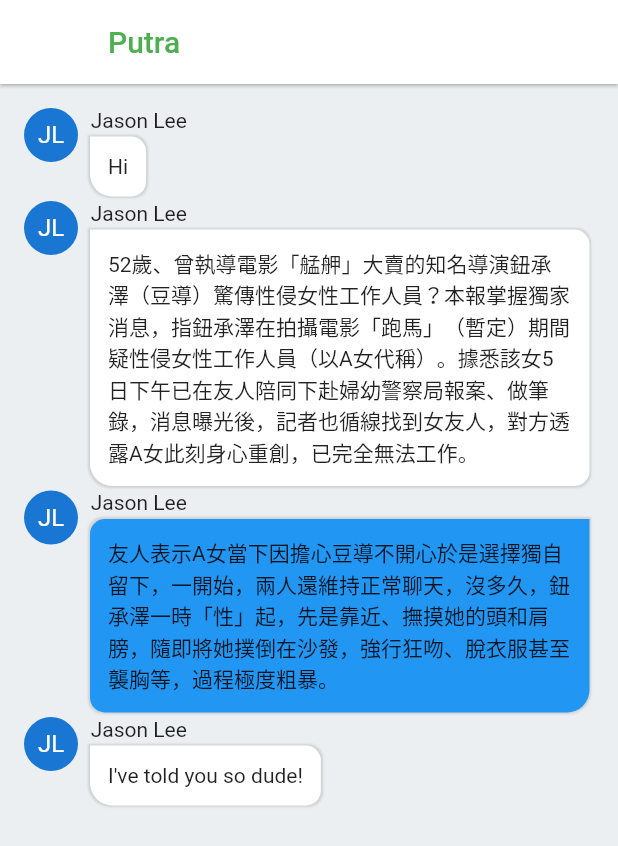
After one commit to 0x5487/learning-flutter, a Flutter app: the BubblePage screen opened by its route, on a phone screen of 412 x 824 dp. The commit adds this screen. Shown: the top 846 px of the screen. Run offline on Flutter 3.47's test engine with Material 2 defaults, Android fonts, the phone set to English and light mode, and no system bars; generated files the repository leaves out were written again.

Commit message:
first draft of bubble.dart

```diff
--- a/lib/main.dart
+++ b/lib/main.dart
@@ -1,9 +1,15 @@
 import 'package:flutter/material.dart';
+import 'package:learning_flutter/pages/bubble.dart';
 import 'package:learning_flutter/pages/login.dart';
 import 'package:learning_flutter/pages/home.dart';
 import 'package:learning_flutter/wakanda/manager.dart';
+import 'package:flutter/rendering.dart';
 
-void main() => runApp(MyApp());
+void main() {
+  debugPaintSizeEnabled = true;
+  runApp(MyApp());
+}
+
 WakandaManager _wakandaManager = WakandaManager();
 
 class MyApp extends StatelessWidget {
@@ -46,6 +52,7 @@ class MyApp extends StatelessWidget {
       routes: {
         '/': (context) => LoginPage(),
         '/home': (context) => HomePage(),
+        '/bubble': (context) => BubblePage(),
       },
     );
   }
--- /dev/null
+++ b/lib/pages/bubble.dart
@@ -0,0 +1,53 @@
+import 'package:flutter/material.dart';
+import 'package:learning_flutter/widgets/bubble.dart';
+
+class BubblePage extends StatelessWidget {
+  @override
+  Widget build(BuildContext context) {
+    return Scaffold(
+      backgroundColor: Colors.blueGrey.shade50,
+      appBar: AppBar(
+        backgroundColor: Colors.white,
+        elevation: .9,
+        title: Text(
+          'Putra',
+          style: TextStyle(color: Colors.green),
+        ),
+      ),
+      body: Padding(
+        padding: EdgeInsets.all(16.0),
+        child: Column(
+          crossAxisAlignment: CrossAxisAlignment.stretch,
+          children: <Widget>[
+            Bubble(
+              message: 'Hi',
+              time: '12:00',
+              delivered: true,
+              isMe: false,
+            ),
+            Bubble(
+              message:
+                  '52歲、曾執導電影「艋舺」大賣的知名導演鈕承澤（豆導）驚傳性侵女性工作人員？本報掌握獨家消息，指鈕承澤在拍攝電影「跑馬」（暫定）期間疑性侵女性工作人員（以A女代稱）。據悉該女5日下午已在友人陪同下赴婦幼警察局報案、做筆錄，消息曝光後，記者也循線找到女友人，對方透露A女此刻身心重創，已完全無法工作。',
+              time: '12:01',
+              delivered: true,
+              isMe: false,
+            ),
+            Bubble(
+              message:
+                  '友人表示A女當下因擔心豆導不開心於是選擇獨自留下，一開始，兩人還維持正常聊天，沒多久，鈕承澤一時「性」起，先是靠近、撫摸她的頭和肩膀，隨即將她撲倒在沙發，強行狂吻、脫衣服甚至襲胸等，過程極度粗暴。',
+              time: '12:00',
+              delivered: true,
+              isMe: true,
+            ),
+            Bubble(
+              message: 'I\'ve told you so dude!',
+              time: '12:00',
+              delivered: true,
+              isMe: false,
+            ),
+          ],
+        ),
+      ),
+    );
+  }
+}
--- /dev/null
+++ b/lib/widgets/bubble.dart
@@ -0,0 +1,62 @@
+import 'package:flutter/material.dart';
+
+class Bubble extends StatelessWidget {
+  Bubble({this.message, this.time, this.delivered, this.isMe});
+  final String message, time;
+  final delivered, isMe;
+  @override
+  Widget build(BuildContext context) {
+    final bg = isMe ? Colors.blue : Colors.white;
+    final align = isMe ? CrossAxisAlignment.start : CrossAxisAlignment.end;
+    final icon = delivered ? Icons.done_all : Icons.done;
+    final radius = isMe
+        ? BorderRadius.only(
+            topLeft: Radius.circular(10.0),
+            bottomLeft: Radius.circular(10.0),
+            bottomRight: Radius.circular(15.0),
+          )
+        : BorderRadius.only(
+            topRight: Radius.circular(10.0),
+            bottomLeft: Radius.circular(15.0),
+            bottomRight: Radius.circular(10.0),
+          );
+    return Row(
+      crossAxisAlignment: CrossAxisAlignment.start,
+      children: <Widget>[
+        Container(
+          margin: const EdgeInsets.only(right: 5.0),
+          child: CircleAvatar(
+            maxRadius: 18.00,
+            child: Text("JL"),
+          ),
+        ),
+        Flexible(
+            child: Column(
+          crossAxisAlignment: CrossAxisAlignment.start,
+          children: <Widget>[
+            Text(
+              " Jason Lee",
+              style:
+                  DefaultTextStyle.of(context).style.apply(fontSizeFactor: 1),
+            ),
+            Container(
+              margin: const EdgeInsets.all(3.0),
+              padding: const EdgeInsets.all(12.0),
+              decoration: BoxDecoration(
+                boxShadow: [
+                  BoxShadow(
+                      blurRadius: .5,
+                      spreadRadius: 1.0,
+                      color: Colors.black.withOpacity(.12))
+                ],
+                color: bg,
+                borderRadius: radius,
+              ),
+              child: Text(message),
+            ),
+          ],
+        ))
+      ],
+    );
+  }
+}
--- a/lib/widgets/me.dart
+++ b/lib/widgets/me.dart
@@ -1,4 +1,5 @@
 import 'package:flutter/material.dart';
+import 'package:learning_flutter/pages/bubble.dart';
 import 'package:learning_flutter/widgets/profile.dart';
 
 class MeWidget extends StatefulWidget {
@@ -39,6 +40,12 @@ class _MeState extends State<MeWidget> {
             child: ListTile(
               leading: Icon(Icons.dashboard),
               title: Text("收藏"),
+              onTap: () {
+                Navigator.of(context)
+                    .push(MaterialPageRoute(builder: (context) {
+                  return BubblePage();
+                }));
+              },
             ),
             color: Colors.white,
             height: 50.0,
```
